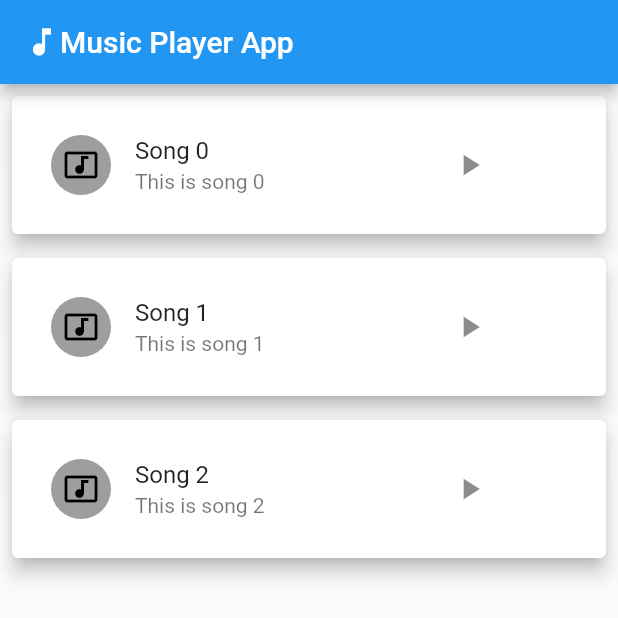
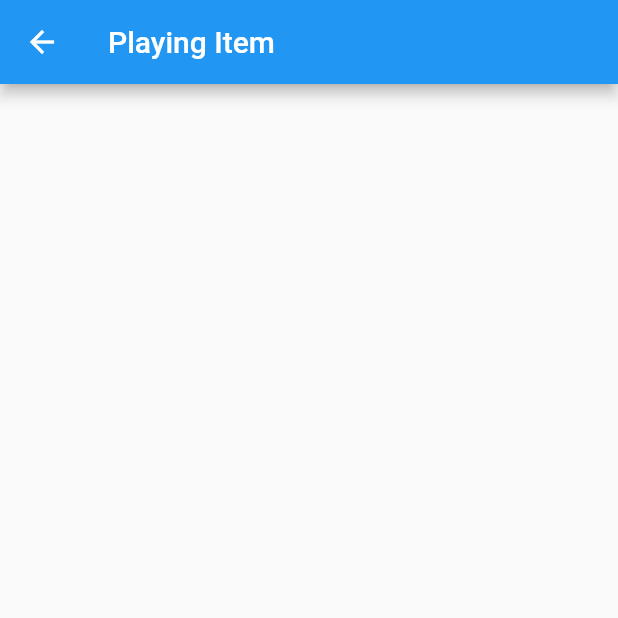
Before and after one commit to cool-man-vk/jazz-player, a Flutter app: the screen it shows after launch, after a tap on an icon or button, on a phone screen of 412 x 824 dp, the top half of it. Run offline on Flutter 3.47's test engine with Material 2 defaults, Android fonts, the phone set to English and light mode, and no system bars; missing offline and left inert: audio_manager.

Commit message:
added music package

```diff
--- a/lib/main.dart
+++ b/lib/main.dart
@@ -1,4 +1,5 @@
 import 'package:flutter/material.dart';
+import 'package:music_player_app/screens/playing_screen.dart';
 import './screens/homepage.dart';
 
 void main() {
@@ -17,6 +18,9 @@ class MyApp extends StatelessWidget {
         primarySwatch: Colors.blue,
       ),
       home: MusicHomePage(),
+      routes: {
+        PlayingScreen.routeName : (context) => PlayingScreen()
+      },
     );
   }
 }
--- a/lib/screens/homepage.dart
+++ b/lib/screens/homepage.dart
@@ -1,7 +1,8 @@
 import 'package:flutter/material.dart';
 import './music_lists.dart';
+class MusicHomePage extends StatelessWidget {
 
-class MusicHomePage extends StatelessWidget {
+
 
   @override
   Widget build(BuildContext context) {
--- a/lib/screens/music_lists.dart
+++ b/lib/screens/music_lists.dart
@@ -1,12 +1,12 @@
 import 'package:flutter/material.dart';
-import 'package:music_player_app/widgets/songs.dart';
+import '../widgets/songs.dart';
 
 class MusicLists extends StatelessWidget {
   const MusicLists({ Key? key }) : super(key: key);
 
   @override
   Widget build(BuildContext context) {
-    return const SizedBox(
+    return SizedBox(
       height: 450,
       child: Songs(),
     );
--- /dev/null
+++ b/lib/screens/playing_screen.dart
@@ -0,0 +1,14 @@
+import 'package:flutter/material.dart';
+
+class PlayingScreen extends StatelessWidget {
+  static const routeName = '/playingscreen';
+
+  @override
+  Widget build(BuildContext context) {
+    return Scaffold(
+      appBar: AppBar(
+        title: const Text('Playing Item'),
+      ),
+    );
+  }
+}
--- a/lib/widgets/songs.dart
+++ b/lib/widgets/songs.dart
@@ -1,7 +1,26 @@
+import 'package:audio_manager/audio_manager.dart';
 import 'package:flutter/material.dart';
+import '../screens/playing_screen.dart';
 
 class Songs extends StatelessWidget {
-  const Songs({ Key? key }) : super(key: key);
+  var audioManagerInstance = AudioManager.instance;
+
+  Future<void> _playMusic(ctx) async{
+    try{
+      await audioManagerInstance.start(
+        "https://masstamilan.so/downloader/XgOmHaKKqDUT0pC5j1CNmw/1649724303/d128_cdn/7887",
+        "Bhoomi enna Sutudhe - Ethirneechal",
+        desc: "Motivational song for every individual with jobless",
+        auto: true,
+        cover: "${Image.network("https://masstamilan.so/i/wp/ethir-neechal.webp")}"
+      );
+    }
+    catch(err){
+      print('error');
+    }
+    Navigator.of(ctx).pushNamed(PlayingScreen.routeName);
+  }
+
 
   @override
   Widget build(BuildContext context) {
@@ -9,7 +28,7 @@ class Songs extends StatelessWidget {
       itemCount: 3,
       itemBuilder:
       (context , index) =>  InkWell(
-        onTap: (){},
+        onTap: () => _playMusic(context),
         child: Card (
           margin: const EdgeInsets.all(8),
           elevation: 5,
--- a/pubspec.yaml
+++ b/pubspec.yaml
@@ -29,6 +29,8 @@ environment:
 dependencies:
   flutter:
     sdk: flutter
+  flutter_audio_query: ^0.3.5+6
+  audio_manager: ^0.8.2
 
 
   # The following adds the Cupertino Icons font to your application.
```
Also changed, not shown: pubspec.lock, 2 other files.
